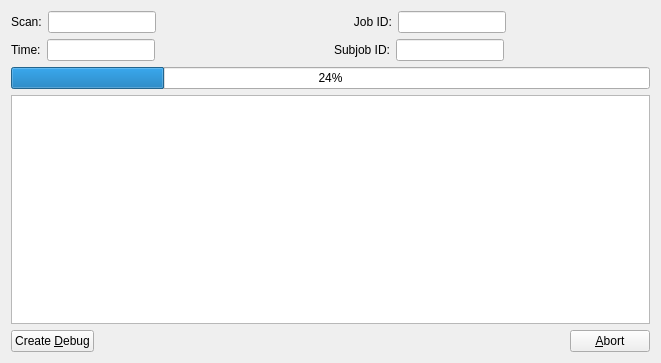
Qt form sfxc-gui/progress.ui (aardk/sfxc) before a commit.
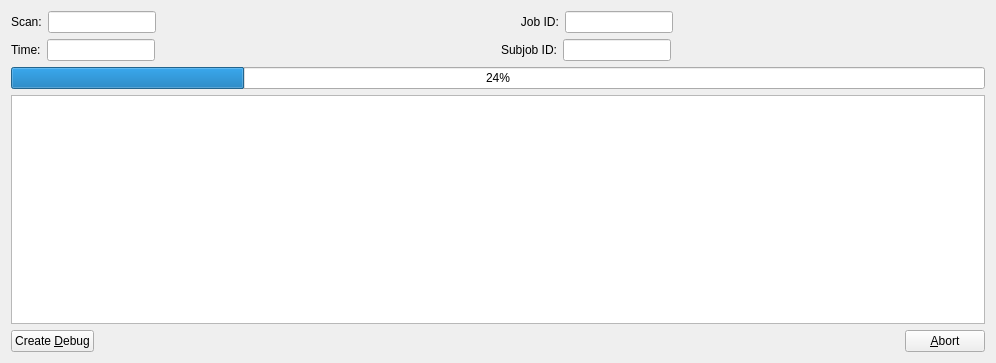
The same form after that commit.

Commit message: Make main window a bit wider as requested by Bert.

Diff of the .ui file:
```diff
--- a/sfxc-gui/progress.ui
+++ b/sfxc-gui/progress.ui
@@ -6,7 +6,7 @@
    <rect>
     <x>0</x>
     <y>0</y>
-    <width>661</width>
+    <width>996</width>
     <height>363</height>
    </rect>
   </property>
```
The commit also changes 1 other file.
